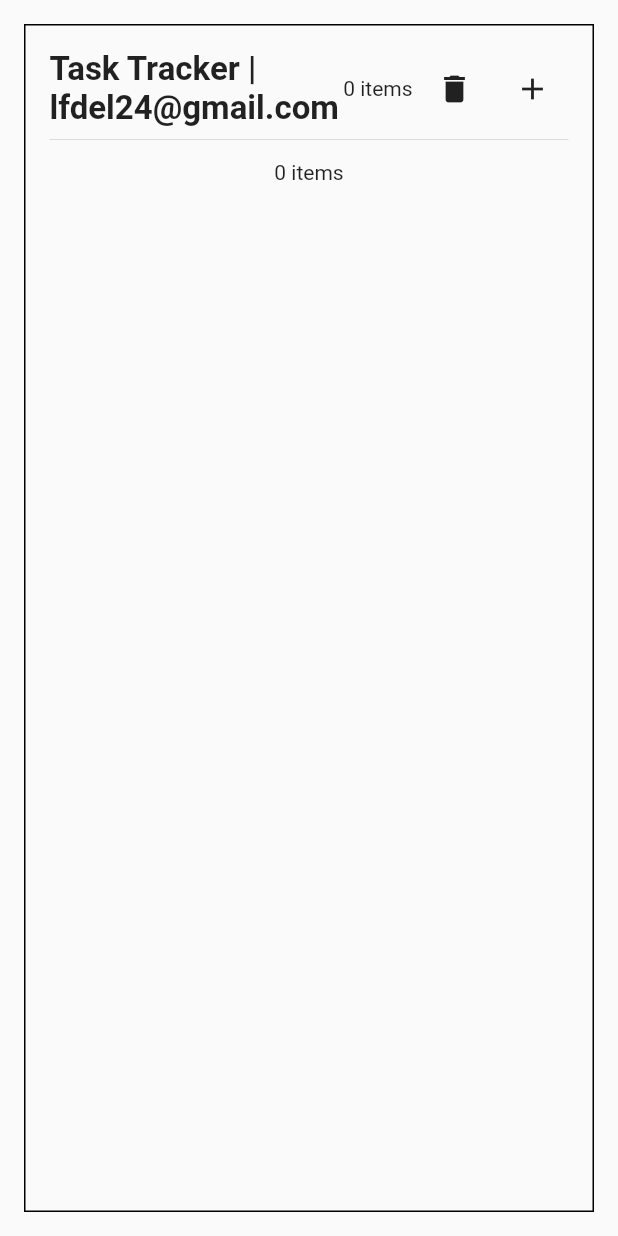
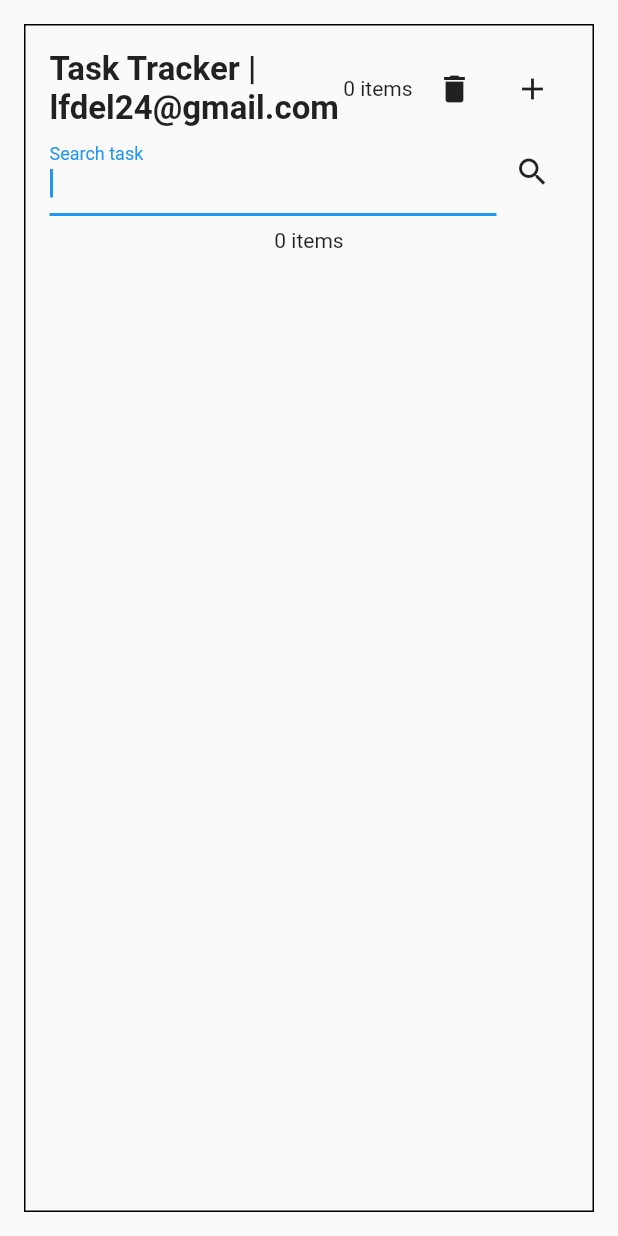
Before and after one commit to lfdel24/flutter_task_tracker, a Flutter app: the screen it shows after launch, on a phone screen of 412 x 824 dp. Run offline on Flutter 3.47's test engine with Material 2 defaults, Android fonts, the phone set to English and light mode, and no system bars; our stand-ins replace get, shared_preferences.

Commit message:
Filter OK

```diff
--- a/lib/task_component/controller/task_controller.dart
+++ b/lib/task_component/controller/task_controller.dart
@@ -10,21 +10,11 @@ class TaskController extends GetxController {
   bool isVisible = false;
   String search = "";
   bool isLoading = false;
+  String filter = "";
 
   void updateIsVisible() {
     this.isVisible = !this.isVisible;
     update();
-  }
-
-  void searchTask(String value) {
-    // if (value.isEmpty) {
-    //   return;
-    // }
-    // for (var item in this.tasks.value) {
-    //   if (item.text.contains(value)) {
-    //     print(item);
-    //   }
-    // }
   }
 
   Future<void> loadTasks() async {
--- a/lib/task_component/task_page.dart
+++ b/lib/task_component/task_page.dart
@@ -1,13 +1,25 @@
 import 'package:flutter/material.dart';
 import 'package:get/get.dart';
 import 'package:task_tracker/task_component/controller/task_controller.dart';
+import 'package:task_tracker/task_component/my_circular_p_i.dart';
 import 'package:task_tracker/task_component/new_task.dart';
 
-class TaskPage extends StatelessWidget {
+class TaskPage extends StatefulWidget {
+  @override
+  _TaskPageState createState() => _TaskPageState();
+}
+
+class _TaskPageState extends State<TaskPage> {
+  final controller = Get.put(TaskController());
+
+  @override
+  void dispose() {
+    super.dispose();
+    this.controller.dispose();
+  }
+
   @override
   Widget build(BuildContext context) {
-    Get.put(TaskController());
-
     return Scaffold(
       body: Align(
         alignment: Alignment.topCenter,
@@ -20,30 +32,17 @@ class TaskPage extends StatelessWidget {
 class _BuilderBody extends StatelessWidget {
   @override
   Widget build(BuildContext context) {
-    final controller = Get.find<TaskController>();
     return Container(
       width: 600,
       margin: EdgeInsets.all(16),
       padding: EdgeInsets.all(16),
-      decoration: BoxDecoration(
-          border: Border.all(
-        color: Colors.black,
-      )),
+      decoration: BoxDecoration(border: Border.all(color: Colors.black)),
       child: Column(
         children: [
           _BuilderAppBar(),
-          Divider(),
-          // _BuilderSearchTask(),
-
-          GetBuilder<TaskController>(
-            init: controller,
-            builder: (c) => Visibility(
-              visible: c.isVisible,
-              child: NewTask(),
-            ),
-          ),
-          SizedBox(height: 6),
-          Expanded(child: _BuilderListView()),
+          _BuilderSearchTask(),
+          NewTask(),
+          _BuilderListView(),
         ],
       ),
     );
@@ -79,29 +78,37 @@ class _BuilderAppBar extends StatelessWidget {
   }
 }
 
-// class _BuilderSearchTask extends StatelessWidget {
-//   @override
-//   Widget build(BuildContext context) {
-//     final controller = context.read<TaskController>();
-//     return Container(
-//       child: Row(
-//         children: [
-//           Expanded(
-//             child: TextField(
-//               autofocus: true,
-//               keyboardType: TextInputType.text,
-//               decoration: InputDecoration(
-//                 labelText: "Search task",
-//               ),
-//               onChanged: (String value) => controller.searchTask(value),
-//             ),
-//           ),
-//           IconButton(icon: Icon(Icons.search), onPressed: () {}),
-//         ],
-//       ),
-//     );
-//   }
-// }
+class _BuilderSearchTask extends StatelessWidget {
+  @override
+  Widget build(BuildContext context) {
+    final controller = Get.find<TaskController>();
+    return GetBuilder<TaskController>(
+      init: controller,
+      builder: (c) => Visibility(
+          visible: !c.isVisible,
+          child: Container(
+            child: Row(
+              children: [
+                Expanded(
+                  child: TextField(
+                    autofocus: true,
+                    keyboardType: TextInputType.text,
+                    decoration: InputDecoration(
+                      labelText: "Search task",
+                    ),
+                    onChanged: (String value) {
+                      c.filter = value;
+                      c.update();
+                    },
+                  ),
+                ),
+                IconButton(icon: Icon(Icons.search), onPressed: () {}),
+              ],
+            ),
+          )),
+    );
+  }
+}
 
 class _BuilderListView extends StatelessWidget {
   @override
@@ -110,21 +117,30 @@ class _BuilderListView extends StatelessWidget {
     controller.loadTasks();
     return GetBuilder<TaskController>(
         init: controller,
-        builder: (c) => c.isLoading
-            ? Center(
-                child: CircularProgressIndicator(),
-              )
-            : _builderListView(controller));
+        builder: (c) => c.isLoading ? MyCPI() : _builderListView(controller));
   }
 
-  Widget _builderListView(TaskController c) {
-    return c.tasks.isEmpty
-        ? Text("0 items")
-        : ListView.builder(
+  Widget _builderListView(TaskController controller) {
+    return GetBuilder<TaskController>(
+      init: controller,
+      builder: (c) => Visibility(
+        visible: !c.isVisible,
+        child: c.tasks.isEmpty
+            ? Expanded(
+                child: Padding(
+                padding: const EdgeInsets.all(8.0),
+                child: Text("0 items"),
+              ))
+            : Expanded(
+                child: ListView.builder(
                   itemCount: c.tasks.length,
-            itemBuilder: (_, i) => Container(
-              decoration:
-                  BoxDecoration(borderRadius: BorderRadius.circular(12)),
+                  itemBuilder: (_, i) {
+                    if (c.tasks[i].text
+                        .toLowerCase()
+                        .contains(c.filter.toLowerCase())) {
+                      return Container(
+                        decoration: BoxDecoration(
+                            borderRadius: BorderRadius.circular(12)),
                         margin: EdgeInsets.only(top: 4, left: 4),
                         height: 80,
                         child: Column(
@@ -135,7 +151,8 @@ class _BuilderListView extends StatelessWidget {
                                 Text(
                                   "${c.tasks[i].day}",
                                   style: TextStyle(
-                            fontSize: 16, fontWeight: FontWeight.bold),
+                                      fontSize: 16,
+                                      fontWeight: FontWeight.bold),
                                 ),
                                 Expanded(child: Container()),
                                 IconButton(
@@ -158,6 +175,12 @@ class _BuilderListView extends StatelessWidget {
                             Divider(),
                           ],
                         ),
+                      );
+                    }
+                    return Container();
+                  },
+                ),
+              ),
       ),
     );
   }
```
Also changed, not shown: lib/task_component/my_circular_p_i.dart (added, +11 -0 lines), lib/task_component/new_task.dart (+10 -1 lines). Lines whose indentation alone changed are shown as unchanged.
